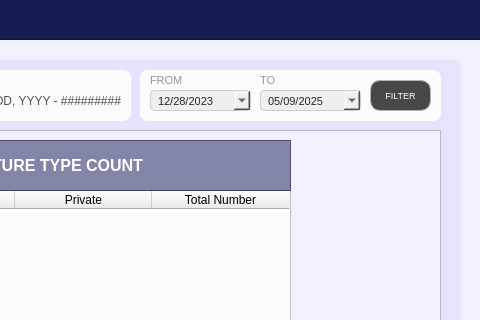
This is Resources/UIs/MainPages/StatisticPages/infrastructure.ui in Yohhannn/Barangay-Records-Statistics-System as Qt 5 draws it before an edit; both pictures show x 870 to 1350 and y 0 to 320 of the 1350 by 850 pixel window. The edited form follows.
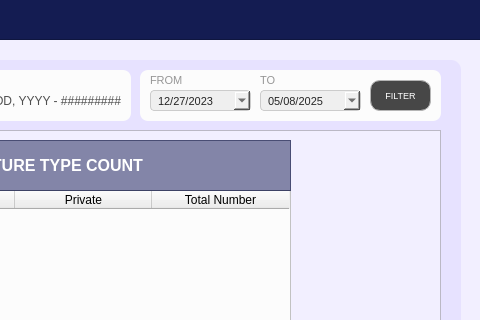
This is the edited form. Icons and pictures are not drawn.

Diff of the .ui file:
```diff
--- a/Resources/UIs/MainPages/StatisticPages/infrastructure.ui
+++ b/Resources/UIs/MainPages/StatisticPages/infrastructure.ui
@@ -901,7 +901,7 @@
        <second>0</second>
        <year>2023</year>
        <month>12</month>
-       <day>28</day>
+       <day>27</day>
       </datetime>
      </property>
      <property name="displayFormat">
@@ -949,7 +949,7 @@
        <second>0</second>
        <year>2025</year>
        <month>5</month>
-       <day>9</day>
+       <day>8</day>
       </datetime>
      </property>
      <property name="displayFormat">
```
Left out of the diff: 18 changed lines with no effect on the pictures.
